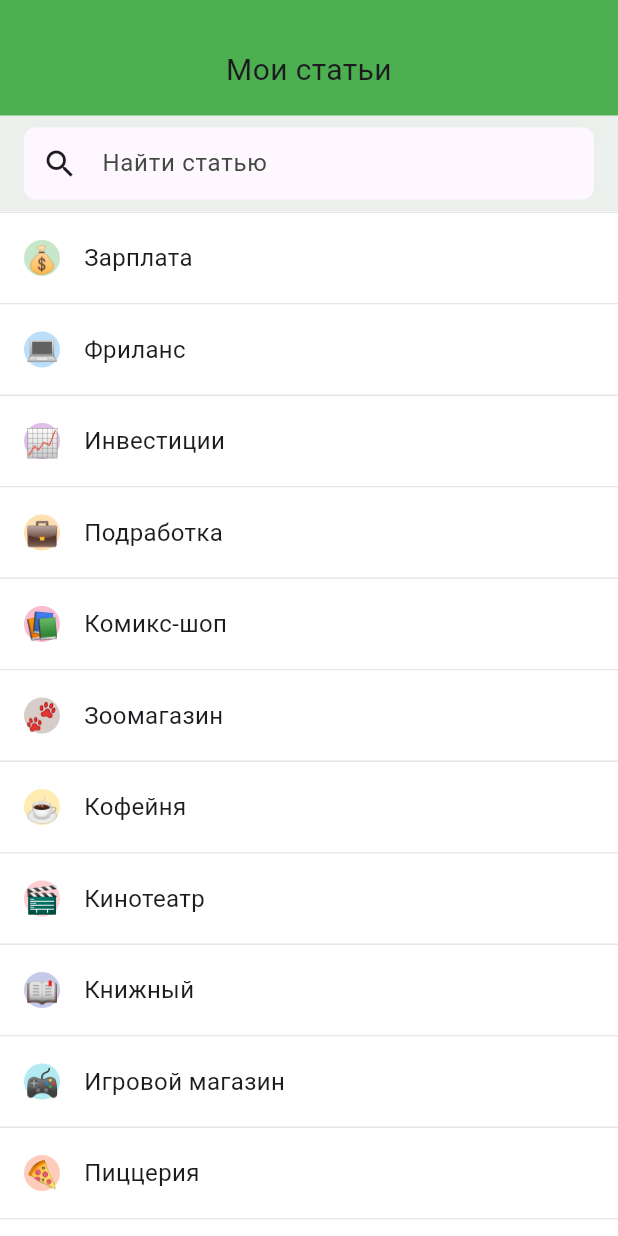
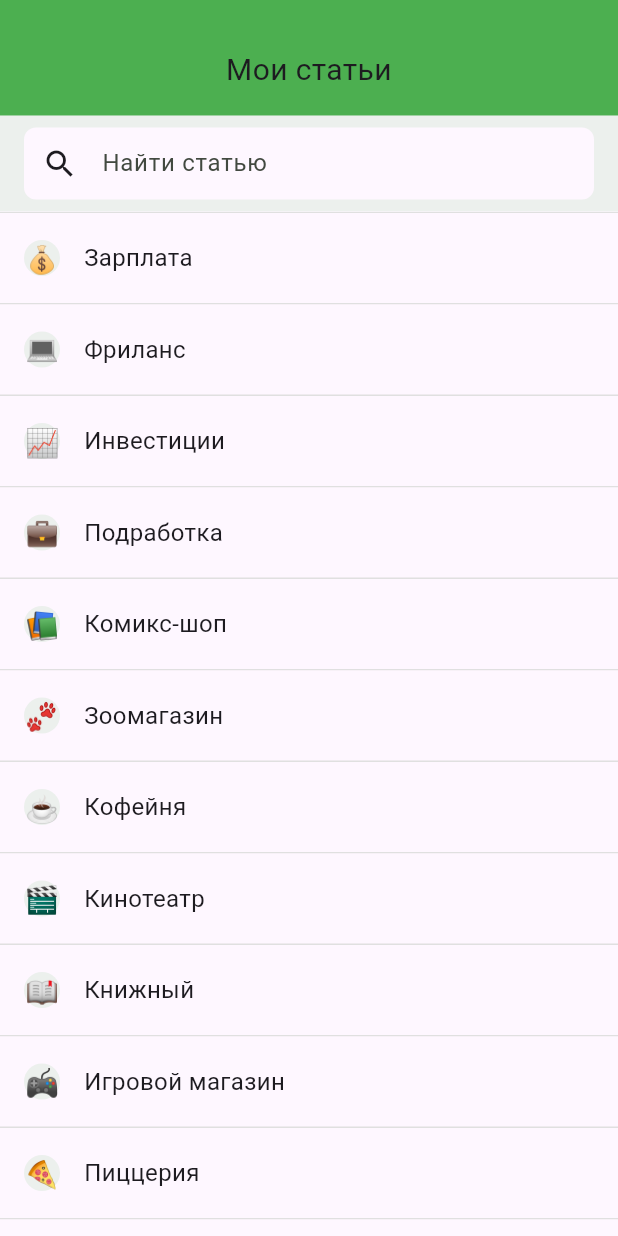
Before and after one commit to MeZeksan/finance_app_yandex_smr_2025, a Flutter app: the ArticlesView screen opened directly, on a phone screen of 412 x 824 dp. Run offline on Flutter 3.47's test engine with Material 3 defaults, Android fonts, the phone set to English and light mode, and no system bars; our stand-ins replace auto_route, connectivity_plus, dio, equatable, fl_chart, flutter_bloc and 7 more; accounts and stored records are empty; generated files the repository leaves out were written again; network calls fail.

Commit message:
Цвет тайлов

```diff
--- a/lib/features/articles/presentation/widgets/article_tile.dart
+++ b/lib/features/articles/presentation/widgets/article_tile.dart
@@ -1,7 +1,9 @@
 import 'package:finance_app_yandex_smr_2025/features/articles/data/models/article.dart';
+import 'package:finance_app_yandex_smr_2025/core/di/service_locator.dart';
+import 'package:finance_app_yandex_smr_2025/core/services/theme_service.dart';
 import 'package:flutter/material.dart';
 
-class ArticleTile extends StatelessWidget {
+class ArticleTile extends StatefulWidget {
   final Article article;
   final bool isFirst;
   final bool isLast;
@@ -14,13 +16,29 @@ class ArticleTile extends StatelessWidget {
   });
 
   @override
+  State<ArticleTile> createState() => _ArticleTileState();
+}
+
+class _ArticleTileState extends State<ArticleTile> {
+  late ThemeService _themeService;
+
+  @override
+  void initState() {
+    super.initState();
+    _themeService = ServiceLocator.themeService;
+  }
+
+  @override
   Widget build(BuildContext context) {
+    return ListenableBuilder(
+      listenable: _themeService,
+      builder: (context, child) {
         return Container(
           decoration: BoxDecoration(
-        color: Colors.white,
+            color: _themeService.backgroundColor,
             border: Border(
-          top: isFirst ? const BorderSide(color: Color(0xFFE6E6E6)) : BorderSide.none,
-          bottom: BorderSide(color: const Color(0xFFE6E6E6)),
+              top: widget.isFirst ? BorderSide(color: Colors.grey.shade300) : BorderSide.none,
+              bottom: BorderSide(color: Colors.grey.shade300),
             ),
           ),
           child: Padding(
@@ -32,12 +50,12 @@ class ArticleTile extends StatelessWidget {
                   width: 24,
                   height: 24,
                   decoration: BoxDecoration(
-                color: article.iconBackground,
+                    color: _themeService.containerColor,
                     borderRadius: BorderRadius.circular(24),
                   ),
                   child: Center(
                     child: Text(
-                  article.emoji,
+                      widget.article.emoji,
                       style: const TextStyle(
                         fontSize: 18,
                       ),
@@ -48,10 +66,10 @@ class ArticleTile extends StatelessWidget {
                 // Article title
                 Expanded(
                   child: Text(
-                article.title,
-                style: const TextStyle(
+                    widget.article.title,
+                    style: TextStyle(
                       fontSize: 16,
-                  color: Color(0xFF1D1B20),
+                      color: _themeService.textColor,
                     ),
                   ),
                 ),
@@ -59,5 +77,7 @@ class ArticleTile extends StatelessWidget {
             ),
           ),
         );
+      },
+    );
   }
 }
```
Also changed, not shown: lib/features/transaction/presentation/widgets/transaction_tile.dart (+45 -24 lines). Lines whose indentation alone changed are shown as unchanged.
